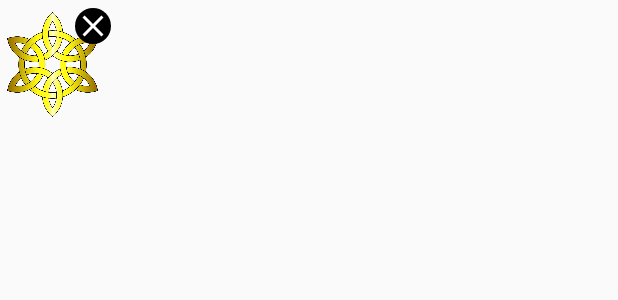
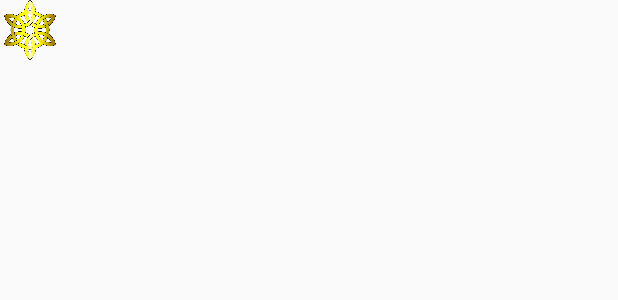
Before and after one commit to VicBow/HeroesHelperFree, an Android app: the layout floating_widget_layout.xml on its own in the app's theme, with its tools: preview values and no code run, on a phone screen of 412 x 824 dp. Shown: the top 300 px of the screen. Run offline under Robolectric (Android 15) with nearby library versions, the phone set to English and light mode, and no system bars.

Commit message:
Created the persistent notification. Got rid of X on image.

```diff
--- a/app/src/main/res/layout/floating_widget_layout.xml
+++ b/app/src/main/res/layout/floating_widget_layout.xml
@@ -22,14 +22,13 @@
             <!--   ImageView of floating widget  -->
             <ImageView
                 android:id="@+id/collapsed_iv"
-                android:layout_width="70dp"
-                android:layout_height="70dp"
-                android:layout_marginTop="8dp"
+                android:layout_width="40dp"
+                android:layout_height="40dp"
                 android:src="@drawable/icon"
                 tools:ignore="ContentDescription"/>
 
             <!--   Close button to close Floating Widget View  -->
-            <ImageView
+            <!--<ImageView
                 android:id="@+id/close_floating_view"
                 android:layout_width="wrap_content"
                 android:layout_height="wrap_content"
@@ -37,7 +36,7 @@
                 android:layout_marginTop="5dp"
                 android:background="@drawable/circle_shape"
                 android:src="@drawable/ic_close_white_24dp"
-                tools:ignore="ContentDescription" />
+                tools:ignore="ContentDescription" /> -->
         </RelativeLayout>
 
         <!--   View while view is expanded   -->
--- a/app/src/main/res/values/strings.xml
+++ b/app/src/main/res/values/strings.xml
@@ -52,6 +52,8 @@
     <string name="hand_summary">Switch the icon to appear on the left side of the screen</string>
     <string name="notification_title">Notification</string>
     <string name="notification_summary">Close the icon via notification instead of the X</string>
+    <string name="channel_name">Persistent Notification</string>
+    <string name="channel_description">Notification in order to close the app</string>
 
     <string-array name="rating_stars">
         <item>&#9733; &#9733; &#9733; &#9733; &#9733;</item>
```
Also changed, not shown: app/src/main/java/motivationalapps/heroeshelperFree/ActionReceiver.java (+5 -3 lines), app/src/main/java/motivationalapps/heroeshelperFree/FloatingWidgetService.java (+54 -26 lines).
